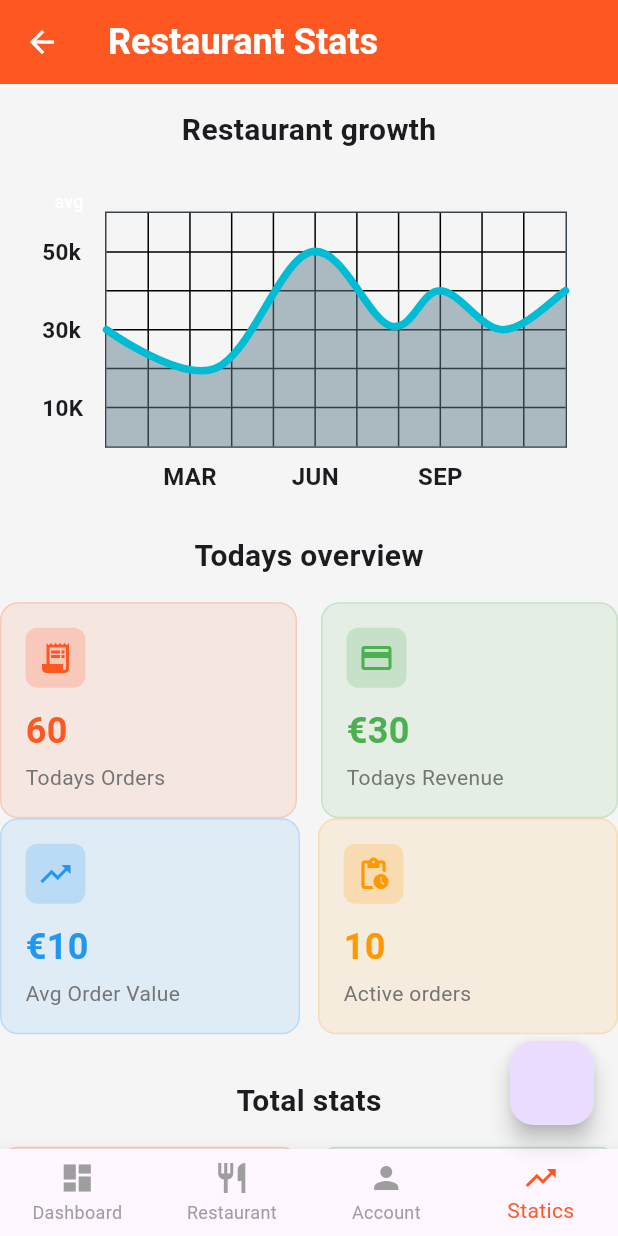
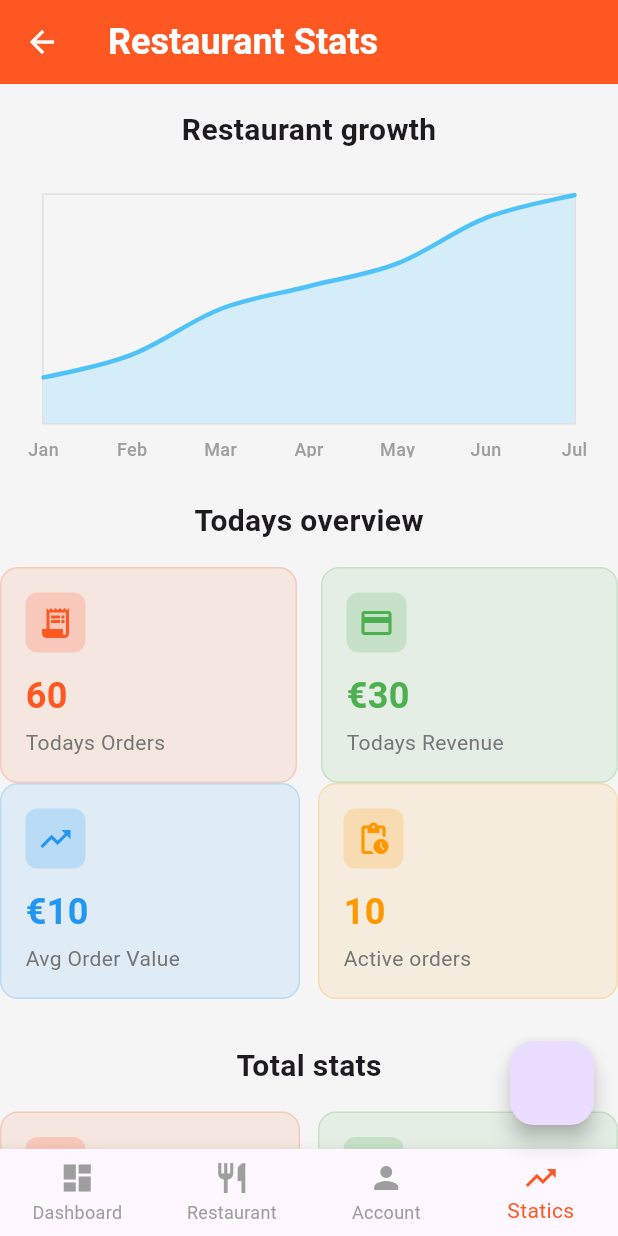
Before and after one commit to KhalilHen/live-orders-app, a Flutter app: the StatsPage screen opened by its route, on a phone screen of 412 x 824 dp. Run offline on Flutter 3.47's test engine with Material 3 defaults, Android fonts, the light colour scheme and no system bars; drawn by our look-alikes of fl_chart; our stand-ins replace audioplayers, firebase_core, introduction_screen, line_icons, supabase_flutter; accounts and stored records are empty; generated files the repository leaves out were written again; network calls fail; key blocks and very long unbroken strings in the code were emptied for the run.

Commit message:
Improved the graph it looks much better and fitting. I removed the side tile of numbers. As orders will not have more then thousands i dont'expect it

```diff
--- a/lib/pages/graph/line_chart.dart
+++ b/lib/pages/graph/line_chart.dart
@@ -1,226 +1,38 @@
 import 'package:fl_chart/fl_chart.dart';
-import 'package:flutter/material.dart ';
+import 'package:flutter/material.dart';
 
-
-//! This is source code of one of the fl_chart samples (except the colors that i have left ou)
-class LineChartGraph extends StatefulWidget {
-
-
-  @override
-  State<LineChartGraph> createState() => _LineChartGraphState();
-}
-
-class _LineChartGraphState extends State<LineChartGraph> {
-  final List<String>  motnhs = ['Jan', 'Feb', 'Mar', 'Apr', 'May', 'Jun', 'Jul', 'Aug', 'Sep', 'Oct', 'Nov', 'Dec'];
-  bool showAvg = false;
+class LineChartGraph extends StatelessWidget {
+  const LineChartGraph({super.key});
 
   @override
   Widget build(BuildContext context) {
-      return Stack(
-
-        children: <Widget> [
-
-          AspectRatio(
-            aspectRatio: 1.70,
-            child: Padding(padding:
-          const EdgeInsets.only(right: 18, left: 12, top: 24, bottom: 12)
-
-
-          ,
-          child: LineChart(showAvg ? avgData() : mainData()),
-          ),
-          ),
-          SizedBox(width: 60,
-          height: 34,
-          child: TextButton(onPressed: () {
-            setState(() {
-
-              showAvg = !showAvg;
-
-            });
-          }, child:  Text('avg', style:
-
-          TextStyle(fontSize: 12, color: showAvg ? Colors.white.withValues(alpha: 0.5) : Colors.white)
-          ,)),
-          )
-        ]
-      );
-
-// return LineChart(
-//   LineChartData(
-//    gridData: FlGridData()
-//   )
-// );
-
-  }
-    Widget bottomTitleWidgets(double value, TitleMeta meta) {
-    const style = TextStyle(
-      fontWeight: FontWeight.bold,
-      fontSize: 16,
+    //I change it into a SizedBox to make it fit the screen and give it just a normal display
+    return SizedBox(
+      height: 200,
+      child: Padding(
+        padding: const EdgeInsets.all(12),
+        child: LineChart(mainData()),
+      ),
     );
-    Widget text;
-    switch (value.toInt()) {
-      case 2:
-        text = const Text('MAR', style: style);
-        break;
-      case 5:
-        text = const Text('JUN', style: style);
-        break;
-      case 8:
-        text = const Text('SEP', style: style);
-        break;
-      default:
-        text = const Text('', style: style);
-        break;
-    }
-
-    return SideTitleWidget(
-      meta: meta,
-      child: text,
-    );
-  }
-
-
-  Widget leftTitleWidgets(double value, TitleMeta meta) {
-    const style = TextStyle(
-      fontWeight: FontWeight.bold,
-      fontSize: 15,
-    );
-    String text;
-    switch (value.toInt()) {
-      case 1:
-        text = '10K';
-        break;
-      case 3:
-        text = '30k';
-        break;
-      case 5:
-        text = '50k';
-        break;
-      default:
-        return Container();
-    }
-
-    return Text(text, style: style, textAlign: TextAlign.left);
   }
 
   LineChartData mainData() {
     return LineChartData(
       gridData: FlGridData(
-        show: true,
-        drawVerticalLine: true,
-        horizontalInterval: 1,
-        verticalInterval: 1,
-        getDrawingHorizontalLine: (value) {
-          return const FlLine(
-            strokeWidth: 1,
-          );
-        },
-        getDrawingVerticalLine: (value) {
-          return const FlLine(
-            strokeWidth: 1,
-          );
-        },
-      ),
-      titlesData: FlTitlesData(
-        show: true,
-        rightTitles: const AxisTitles(
-          sideTitles: SideTitles(showTitles: false),
-        ),
-        topTitles: const AxisTitles(
-          sideTitles: SideTitles(showTitles: false),
-        ),
-        bottomTitles: AxisTitles(
-          sideTitles: SideTitles(
-            showTitles: true,
-            reservedSize: 30,
-            interval: 1,
-            getTitlesWidget: bottomTitleWidgets,
-          ),
-        ),
-        leftTitles: AxisTitles(
-          sideTitles: SideTitles(
-            showTitles: true,
-            interval: 1,
-            getTitlesWidget: leftTitleWidgets,
-            reservedSize: 42,
-          ),
-        ),
-      ),
-      borderData: FlBorderData(
-        show: true,
-        border: Border.all(color: const Color(0xff37434d)),
-      ),
-      minX: 0,
-      maxX: 11,
-      minY: 0,
-      maxY: 6,
-      lineBarsData: [
-        LineChartBarData(
-          spots: const [
-            FlSpot(0, 3),
-            FlSpot(2.6, 2),
-            FlSpot(4.9, 5),
-            FlSpot(6.8, 3.1),
-            FlSpot(8, 4),
-            FlSpot(9.5, 3),
-            FlSpot(11, 4),
-          ],
-          isCurved: true,
-
-          barWidth: 5,
-          isStrokeCapRound: true,
-          dotData: const FlDotData(
-            show: false,
-          ),
-          belowBarData: BarAreaData(
-            show: true,
-
-          ),
-        ),
-      ],
-    );
-  }
-
-
-    LineChartData avgData() {
-    return LineChartData(
-      lineTouchData: const LineTouchData(enabled: false),
-      gridData: FlGridData(
-        show: true,
-        drawHorizontalLine: true,
-        verticalInterval: 1,
-        horizontalInterval: 1,
-        getDrawingVerticalLine: (value) {
-          return const FlLine(
-            color: Color(0xff37434d),
-            strokeWidth: 1,
-          );
-        },
-        getDrawingHorizontalLine: (value) {
-          return const FlLine(
-            color: Color(0xff37434d),
-            strokeWidth: 1,
-          );
-        },
+        show: false,
       ),
       titlesData: FlTitlesData(
         show: true,
         bottomTitles: AxisTitles(
           sideTitles: SideTitles(
             showTitles: true,
-            reservedSize: 30,
+            reservedSize: 22,
             getTitlesWidget: bottomTitleWidgets,
             interval: 1,
           ),
         ),
-        leftTitles: AxisTitles(
-          sideTitles: SideTitles(
-            showTitles: true,
-            getTitlesWidget: leftTitleWidgets,
-            reservedSize: 42,
-            interval: 1,
-          ),
+        leftTitles: const AxisTitles(
+          sideTitles: SideTitles(showTitles: false),
         ),
         topTitles: const AxisTitles(
           sideTitles: SideTitles(showTitles: false),
@@ -231,39 +43,77 @@ class _LineChartGraphState extends State<LineChartGraph> {
       ),
       borderData: FlBorderData(
         show: true,
-        border: Border.all(color: const Color(0xff37434d)),
+        border: Border.all(color: Colors.grey.shade300),
       ),
       minX: 0,
-      maxX: 11,
+      maxX: 6,
       minY: 0,
-      maxY: 6,
+      maxY: 10,
       lineBarsData: [
         LineChartBarData(
           spots: const [
-            FlSpot(0, 3.44),
-            FlSpot(2.6, 3.44),
-            FlSpot(4.9, 3.44),
-            FlSpot(6.8, 3.44),
-            FlSpot(8, 3.44),
-            FlSpot(9.5, 3.44),
-            FlSpot(11, 3.44),
+            FlSpot(0, 2),
+            FlSpot(1, 3),
+            FlSpot(2, 5),
+            FlSpot(3, 6),
+            FlSpot(4, 7),
+            FlSpot(5, 9),
+            FlSpot(6, 10),
           ],
           isCurved: true,
-
-
-          barWidth: 5,
+          color: Colors.lightBlue.shade300,
+          barWidth: 3,
           isStrokeCapRound: true,
-          dotData: const FlDotData(
-            show: false,
-          ),
+          dotData: const FlDotData(show: false),
           belowBarData: BarAreaData(
             show: true,
-
+            color: Colors.lightBlue.shade100.withAlpha(128),
           ),
         ),
       ],
     );
   }
 
+  Widget bottomTitleWidgets(double value, TitleMeta meta) {
+    const style = TextStyle(
+      fontSize: 12,
+      fontWeight: FontWeight.w500,
+      color: Colors.grey,
+    );
+    Widget text;
+    switch (value.toInt()) {
+      //Added everything
+      case 0:
+        text = const Text('Jan', style: style);
+        break;
+      case 1:
+        text = const Text('Feb', style: style);
+        break;
+      case 2:
+        text = const Text('Mar', style: style);
+        break;
+      case 3:
+        text = const Text('Apr', style: style);
+        break;
+      case 4:
+        text = const Text('May', style: style);
+        break;
+      case 5:
+        text = const Text('Jun', style: style);
+        break;
+      case 6:
+        text = const Text('Jul', style: style);
+        break;
+      case 7:
+      default:
+        text = const Text('', style: style);
+        break;
+    }
 
+    return SideTitleWidget(
+      space: 8.0,
+      child: text,
+      meta: meta,
+    );
+  }
 }
```
